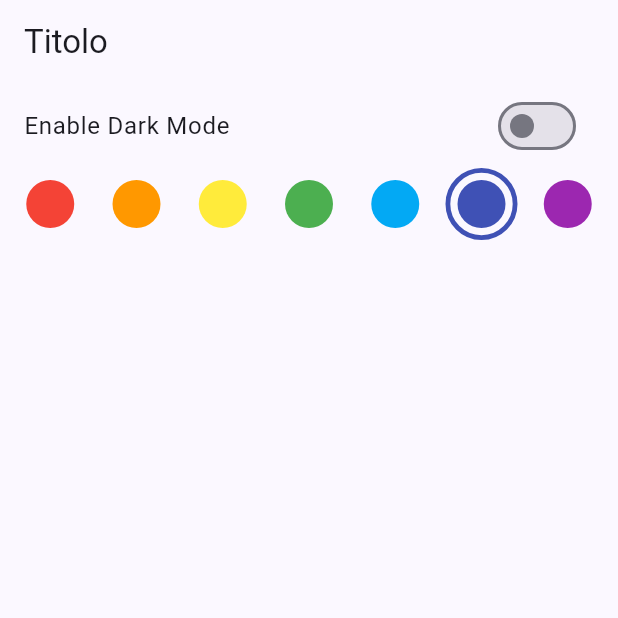
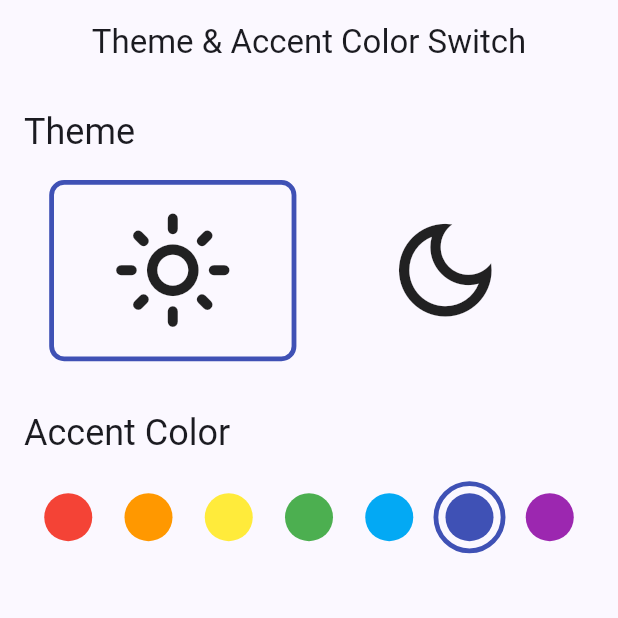
Before and after one commit to polilluminato/theme-accent-color-switch-flutter, a Flutter app: the screen it shows after launch, on a phone screen of 412 x 824 dp, the top half of it. Run offline on Flutter 3.47's test engine with Material 2 defaults, Android fonts, the phone set to English and light mode, and no system bars; our stand-ins replace flutter_riverpod, go_router.

Commit message:
feat: Improved management of the switch button for the theme

```diff
--- a/lib/pages/home_page.dart
+++ b/lib/pages/home_page.dart
@@ -1,45 +1,67 @@
 import 'package:flutter/material.dart';
 import 'package:flutter_riverpod/flutter_riverpod.dart';
-import 'package:theme_accent_color_switch/provider/theme_provider.dart';
-import 'package:theme_accent_color_switch/widgets/color_button.dart';
+import 'package:theme_accent_color_switch/widgets/accent_color_button.dart';
+import 'package:theme_accent_color_switch/widgets/theme_button.dart';
 
 class HomePage extends ConsumerWidget {
   const HomePage({Key? key}) : super(key: key);
 
   @override
   Widget build(BuildContext context, WidgetRef ref) {
+    TextTheme textTheme = Theme.of(context).textTheme;
+
     return Scaffold(
       appBar: AppBar(
+        centerTitle: true,
         title: const Text(
-          "Titolo",
+          "Theme & Accent Color Switch",
         ),
       ),
-      body: ListView(
+      body: Padding(
+        padding: const EdgeInsets.all(16),
+        child: Column(
+          crossAxisAlignment: CrossAxisAlignment.start,
           children: [
-          ListTile(
-            title: const Text("Enable Dark Mode"),
-            trailing: Switch(
-              value: ref.watch(isDarkModeProvider) == Brightness.dark,
-              onChanged: (value) {
-                ref.read(isDarkModeProvider.notifier).update(
-                    (state) => value ? Brightness.dark : Brightness.light);
-              },
+            Padding(
+              padding: const EdgeInsets.only(bottom: 16),
+              child: Text(
+                "Theme",
+                style: textTheme.headlineSmall,
               ),
             ),
             const Row(
               mainAxisAlignment: MainAxisAlignment.spaceEvenly,
               children: [
-              ColorButton(color: Colors.red),
-              ColorButton(color: Colors.orange),
-              ColorButton(color: Colors.yellow),
-              ColorButton(color: Colors.green),
-              ColorButton(color: Colors.lightBlue),
-              ColorButton(color: Colors.indigo),
-              ColorButton(color: Colors.purple),
+                ThemeButton(
+                  isDark: false,
+                ),
+                ThemeButton(
+                  isDark: true,
+                ),
+              ],
+            ),
+            Padding(
+              padding: const EdgeInsets.only(top: 32, bottom: 16),
+              child: Text(
+                "Accent Color",
+                style: textTheme.headlineSmall,
+              ),
+            ),
+            const Row(
+              mainAxisAlignment: MainAxisAlignment.spaceEvenly,
+              children: [
+                AccentColorButton(color: Colors.red),
+                AccentColorButton(color: Colors.orange),
+                AccentColorButton(color: Colors.yellow),
+                AccentColorButton(color: Colors.green),
+                AccentColorButton(color: Colors.lightBlue),
+                AccentColorButton(color: Colors.indigo),
+                AccentColorButton(color: Colors.purple),
               ],
             )
           ],
         ),
+      ),
     );
   }
 }
--- /dev/null
+++ b/lib/utils/screen_utils.dart
@@ -0,0 +1,13 @@
+import 'package:flutter/widgets.dart';
+
+Size getScreenSize(BuildContext context) {
+  return MediaQuery.of(context).size;
+}
+
+double getScreenWidth(BuildContext context) {
+  return getScreenSize(context).width;
+}
+
+double getScreenHeight(BuildContext context) {
+  return getScreenSize(context).height;
+}
--- a/lib/widgets/color_button.dart
+++ b/lib/widgets/accent_color_button.dart
@@ -2,8 +2,8 @@ import 'package:flutter/material.dart';
 import 'package:flutter_riverpod/flutter_riverpod.dart';
 import 'package:theme_accent_color_switch/provider/theme_provider.dart';
 
-class ColorButton extends ConsumerWidget {
-  const ColorButton({Key? key, required this.color}) : super(key: key);
+class AccentColorButton extends ConsumerWidget {
+  const AccentColorButton({Key? key, required this.color}) : super(key: key);
 
   final Color color;
 
--- /dev/null
+++ b/lib/widgets/theme_button.dart
@@ -0,0 +1,49 @@
+import 'package:flutter/material.dart';
+import 'package:flutter_riverpod/flutter_riverpod.dart';
+import 'package:theme_accent_color_switch/provider/theme_provider.dart';
+import 'package:theme_accent_color_switch/utils/screen_utils.dart';
+
+class ThemeButton extends ConsumerWidget {
+  const ThemeButton({Key? key, required this.isDark}) : super(key: key);
+
+  final bool isDark;
+
+  Color getBorderColor(Color providerColor, Brightness providerBrightness) {
+    if (isDark) {
+      return providerBrightness == Brightness.dark
+          ? providerColor
+          : Colors.transparent;
+    } else {
+      return providerBrightness == Brightness.light
+          ? providerColor
+          : Colors.transparent;
+    }
+  }
+
+  @override
+  Widget build(BuildContext context, WidgetRef ref) {
+    final providerColor = ref.watch(accentColorProvider);
+    final darkModeProvider = ref.watch(isDarkModeProvider);
+    double size = 32;
+
+    return GestureDetector(
+      onTap: () => ref
+          .read(isDarkModeProvider.notifier)
+          .update((state) => isDark ? Brightness.dark : Brightness.light),
+      child: Container(
+          width: getScreenWidth(context) * .4,
+          padding: const EdgeInsets.all(16),
+          decoration: BoxDecoration(
+            border: Border.all(
+              width: size * .1,
+              color: getBorderColor(providerColor, darkModeProvider),
+            ),
+            borderRadius: BorderRadius.circular(10),
+          ),
+          child: Icon(
+            isDark ? Icons.dark_mode_outlined : Icons.light_mode_outlined,
+            size: getScreenWidth(context) * .2,
+          )),
+    );
+  }
+}
```
Also changed, not shown: pubspec.yaml (line endings or trailing spaces). Lines whose indentation alone changed are shown as unchanged.
